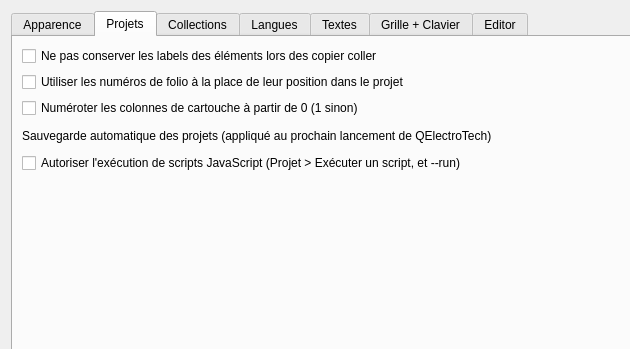
Before: the Qt Designer form sources/ui/configpage/generalconfigurationpage.ui in qelectrotech/qelectrotech-source-mirror, drawn with Qt 5; both pictures show x 0 to 630 and y 0 to 349 of the 955 by 570 pixel window.
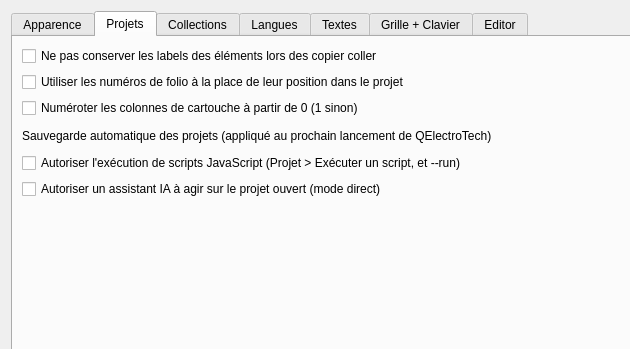
After: the same form once the commit is applied. The open tabs and pages were chosen to show the change. Custom widgets are drawn as their Qt base class.

Commit message: Live mode: an AI assistant acts on the open project while the user watches

Patch:
```diff
--- a/sources/ui/configpage/generalconfigurationpage.ui
+++ b/sources/ui/configpage/generalconfigurationpage.ui
@@ -275,6 +275,16 @@
         </widget>
        </item>
        <item row="5" column="0">
+        <widget class="QCheckBox" name="m_live_assistant">
+         <property name="text">
+          <string>Autoriser un assistant IA à agir sur le projet ouvert (mode direct)</string>
+         </property>
+         <property name="toolTip">
+          <string>Un assistant connecté par le serveur MCP peut alors exécuter des scripts sur le projet ouvert, sous vos yeux. Un avertissement est affiché à chaque démarrage tant que ce réglage est activé. Prend effet au prochain démarrage ; le décocher coupe la connexion tout de suite.</string>
+         </property>
+        </widget>
+       </item>
+       <item row="6" column="0">
         <spacer name="verticalSpacer_2">
          <property name="orientation">
           <enum>Qt::Vertical</enum>
```
The commit also changes 12 other files.
